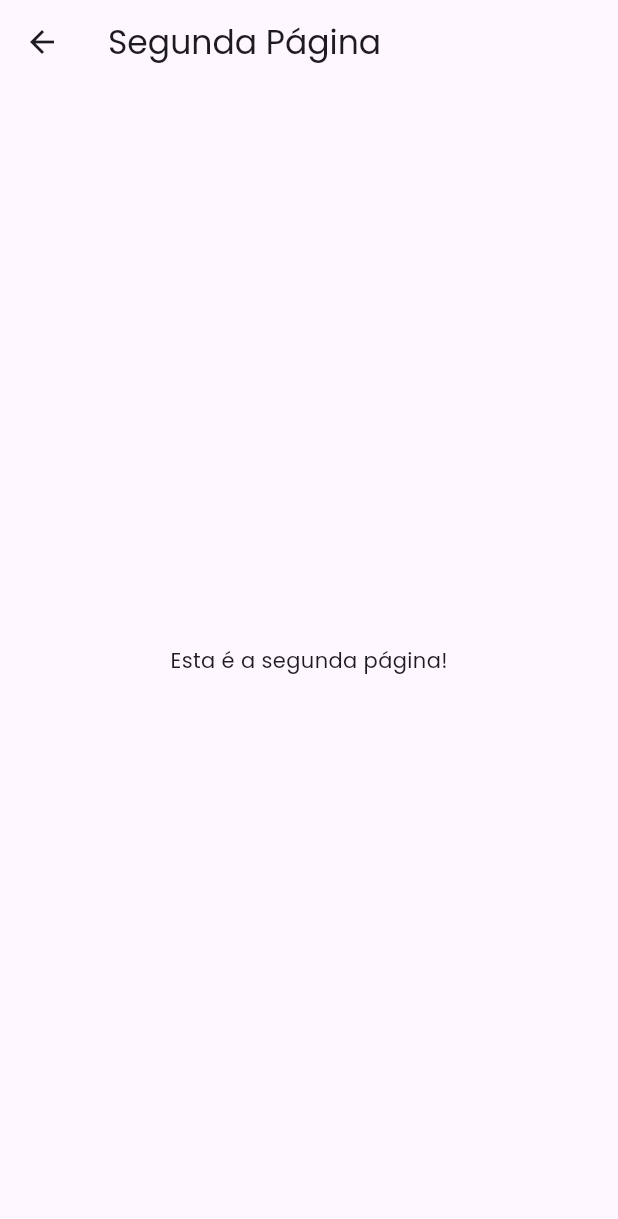
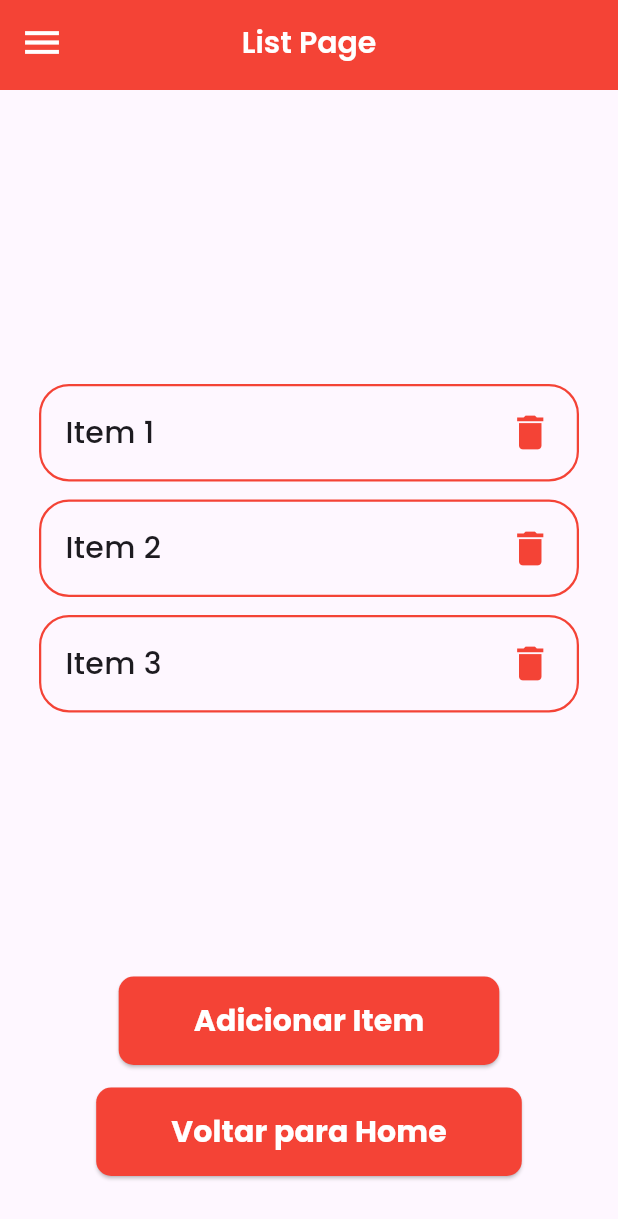
Before and after one commit to taynahsaito/flutter_app_hands_on2, a Flutter app: the screen it shows after launch, after a tap on "Ir para List Page", on a phone screen of 412 x 824 dp. Shown: the top 1219 px of the screen. Run offline on Flutter 3.47's test engine with Material 3 defaults, Android fonts, the phone set to English and light mode, and no system bars; our stand-ins replace google_fonts.

Commit message:
hands on2 - parte 1

```diff
--- /dev/null
+++ b/lib/components/item_component.dart
@@ -0,0 +1,36 @@
+
+import 'package:flutter/material.dart';
+import 'package:google_fonts/google_fonts.dart';
+
+class ItemComponent extends StatelessWidget {
+  final int contador;
+  const ItemComponent({super.key, required this.contador});
+
+  @override
+  Widget build(BuildContext context) {
+    return Padding(
+      padding: const EdgeInsets.all(6),
+      child: Container(
+        padding: const EdgeInsets.all(16),
+        decoration: BoxDecoration(
+            border: Border.all(color: Colors.red, width: 1.5),
+            borderRadius: BorderRadius.circular(20)),
+        child: Row(
+          mainAxisAlignment: MainAxisAlignment.spaceBetween,
+          children: [
+            Text(
+              'Item ${contador.toString()}',
+              style: GoogleFonts.poppins(
+                  fontSize: 20, fontWeight: FontWeight.w500),
+            ),
+            const Icon(
+              Icons.delete,
+              color: Colors.red,
+              size: 30,
+            ),
+          ],
+        ),
+      ),
+    );
+  }
+}
--- a/lib/pages/home_page.dart
+++ b/lib/pages/home_page.dart
@@ -55,7 +55,8 @@ class _HomePageState extends State<HomePage> {
                 onPressed: () {
                   Navigator.push(
                     context,
-                    MaterialPageRoute(builder: (context) => const ListPage()),
+                    MaterialPageRoute(
+                        builder: (context) => const SegundaPagina()),
                   );
                 },
                 style: ElevatedButton.styleFrom(
--- a/lib/pages/list_page.dart
+++ b/lib/pages/list_page.dart
@@ -1,16 +1,114 @@
 import 'package:flutter/material.dart';
+import 'package:flutter_app_hands_on_2/components/item_component.dart';
+import 'package:flutter_app_hands_on_2/pages/home_page.dart';
+import 'package:google_fonts/google_fonts.dart';
 
-class ListPage extends StatelessWidget {
-  const ListPage({super.key});
+class SegundaPagina extends StatefulWidget {
+  const SegundaPagina({super.key});
+
+  @override
+  State<SegundaPagina> createState() => _SecondPageState();
+}
+
+class _SecondPageState extends State<SegundaPagina> {
+  List<int> contador = [1, 2, 3];
 
   @override
   Widget build(BuildContext context) {
     return Scaffold(
-      appBar: AppBar(
-        title: const Text('Segunda Página'),
+      appBar: PreferredSize(
+        preferredSize: const Size.fromHeight(60.0),
+        child: AppBar(
+          title: Text(
+            "List Page",
+            style: GoogleFonts.poppins(
+              fontSize: 20,
+              fontWeight: FontWeight.w600,
+              color: Colors.white,
+            ),
+          ),
+          backgroundColor: Colors.red,
+          centerTitle: true,
+          leading: const Icon(
+            Icons.menu,
+            color: Colors.white,
+            size: 30,
+          ),
+        ),
       ),
-      body: const Center(
-        child: Text('Esta é a segunda página!'),
+      body: Padding(
+        padding: const EdgeInsets.all(20.0),
+        child: Column(
+          mainAxisAlignment: MainAxisAlignment.center,
+          children: [
+            Expanded(
+              child: Column(
+                mainAxisAlignment: MainAxisAlignment.center,
+                children: [
+                  ItemComponent(
+                    contador: contador[0],
+                  ),
+                  ItemComponent(
+                    contador: contador[1],
+                  ),
+                  ItemComponent(
+                    contador: contador[2],
+                  ),
+                ],
+              ),
+            ),
+            Container(
+              margin: const EdgeInsets.fromLTRB(0, 0, 0, 20),
+              child: Column(
+                children: [
+                  Padding(
+                    padding: const EdgeInsets.fromLTRB(0, 0, 0, 15),
+                    child: ElevatedButton(
+                      onPressed: () {
+                        // Adicione a ação desejada para o segundo botão
+                      },
+                      style: ElevatedButton.styleFrom(
+                        padding: const EdgeInsets.fromLTRB(50, 15, 50, 15),
+                        foregroundColor: Colors.white,
+                        backgroundColor: Colors.red,
+                        shape: RoundedRectangleBorder(
+                          borderRadius: BorderRadius.circular(10),
+                        ),
+                      ),
+                      child: const Text(
+                        "Adicionar Item",
+                        style: TextStyle(
+                            fontSize: 20, fontWeight: FontWeight.w700),
+                      ),
+                    ),
+                  ),
+                  ElevatedButton(
+                    onPressed: () {
+                      Navigator.push(
+                        context,
+                        MaterialPageRoute(
+                            builder: (context) => const HomePage()),
+                      );
+                    },
+                    style: ElevatedButton.styleFrom(
+                      padding: const EdgeInsets.fromLTRB(50, 15, 50, 15),
+                      foregroundColor: Colors.white,
+                      backgroundColor: Colors.red,
+                      shape: RoundedRectangleBorder(
+                        borderRadius: BorderRadius.circular(10),
+                      ),
+                    ),
+                    child: const Text(
+                      "Voltar para Home",
+                      style:
+                          TextStyle(fontSize: 20, fontWeight: FontWeight.w700),
+                    ),
+                  ),
+                ],
+              ),
+            ),
+          ],
+        ),
       ),
     );
   }
```
Also changed, not shown: 1 other file.
